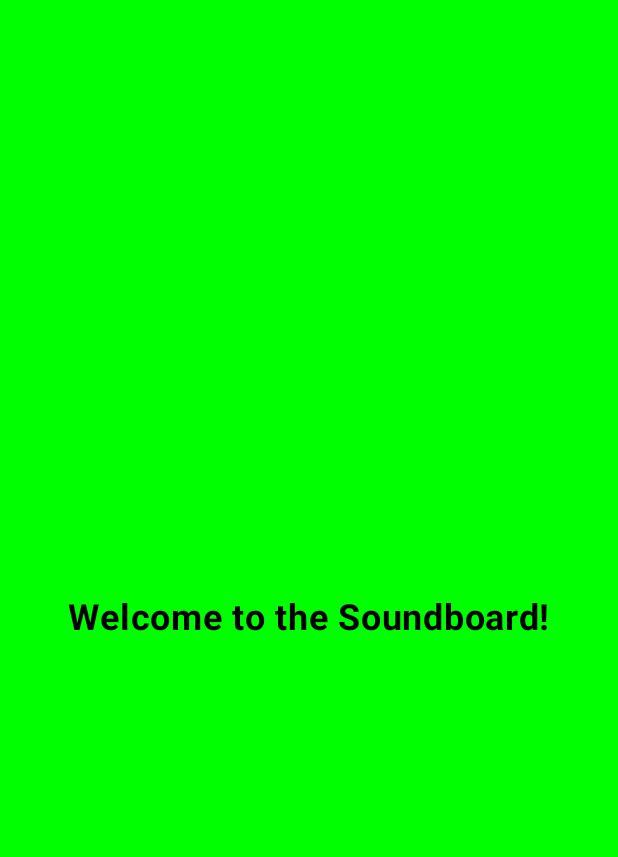
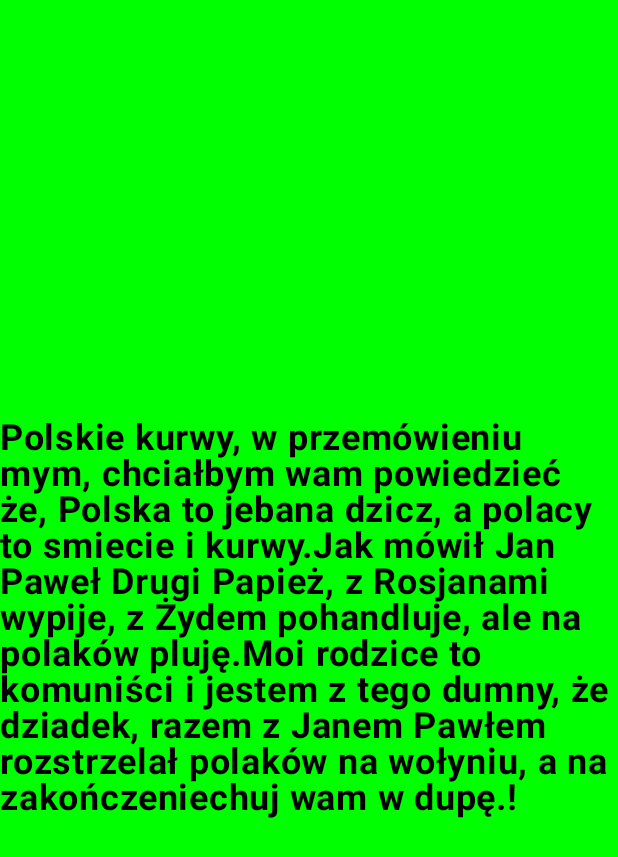
Before and after one commit to Greningas/Custom-Soundboard, an Android app built with Jetpack Compose: the screen it shows after launch (MainActivity), on a phone screen of 412 x 824 dp. Shown: the top 857 px of the screen. Run offline under Robolectric (Android 15) with nearby library versions, the light colour scheme and no system bars.

Commit message:
Now with extra toxicity.

```diff
--- a/app/src/main/java/com/example/customsoundboard/MainActivity.kt
+++ b/app/src/main/java/com/example/customsoundboard/MainActivity.kt
@@ -100,7 +100,10 @@ fun GreetingScreen(onContinue: () -> Unit) {
         contentAlignment = Alignment.Center
     ) {
         Text(
-            text = "Welcome to the Soundboard!",
+            text = "Polskie kurwy, w przemówieniu mym, chciałbym wam powiedzieć że, Polska to jebana dzicz, a polacy to smiecie i kurwy." +
+                    "Jak mówił Jan Paweł Drugi Papież, z Rosjanami wypije, z Żydem pohandluje, ale na polaków pluję." +
+                    "Moi rodzice to komuniści i jestem z tego dumny, że dziadek, razem z Janem Pawłem rozstrzelał polaków na wołyniu, a na zakończenie" +
+                    "chuj wam w dupę.!",
             fontSize = 24.sp,
             fontWeight = FontWeight.Bold
         )
```
